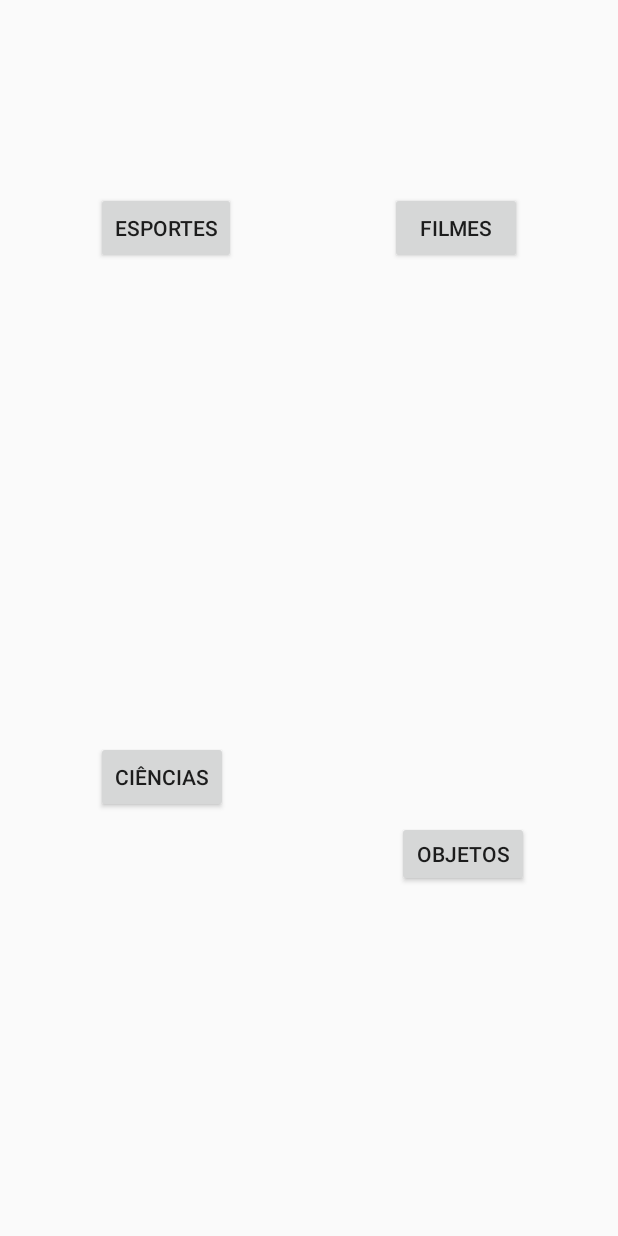
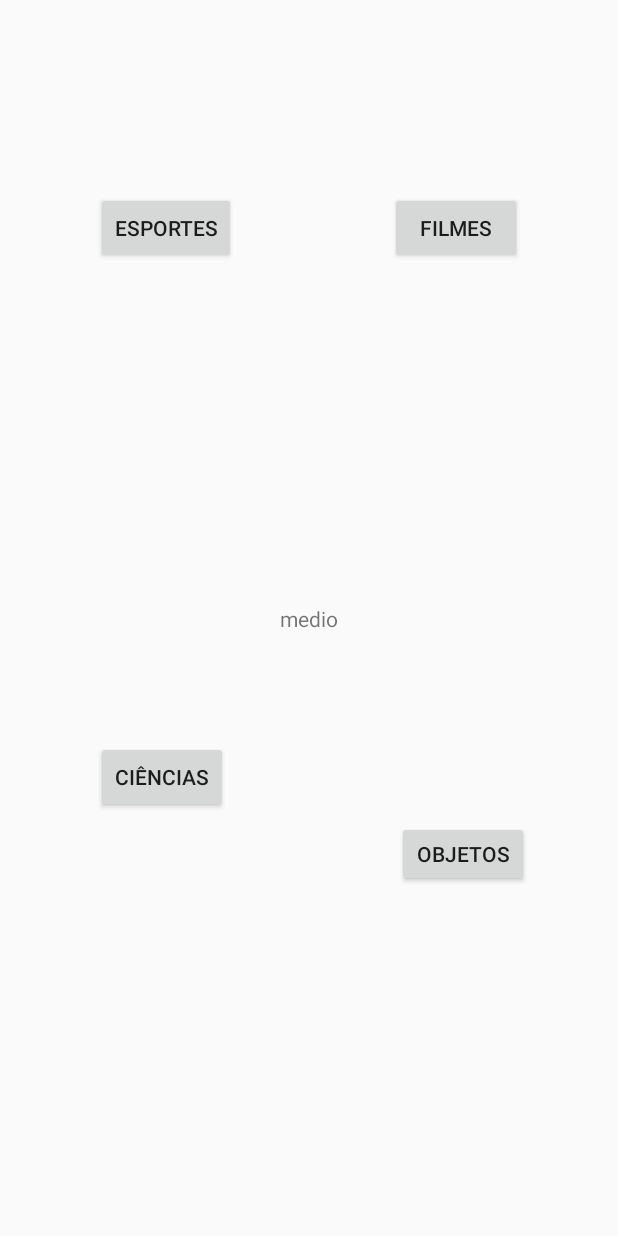
Before and after one commit to jpbp/Forca, an Android app: the screen it shows after launch (TemaActivity), after a tap on "MÉDIO", on a phone screen of 412 x 824 dp. Run offline under Robolectric (Android 15) with nearby library versions, the phone set to English and light mode, and no system bars.

Commit message:
Passagem de dificuldade para activity tema

```diff
--- a/app/src/main/java/com/example/jp/forca/InicioActivity.java
+++ b/app/src/main/java/com/example/jp/forca/InicioActivity.java
@@ -11,7 +11,7 @@ public class InicioActivity extends Activity {
     private Button btnFacil;
     private Button btnMedio;
     private Button btnDificil;
-    private int estado;
+    private String estado;
     @Override
     protected void onCreate(Bundle savedInstanceState) {
         super.onCreate(savedInstanceState);
@@ -20,12 +20,14 @@ public class InicioActivity extends Activity {
         btnFacil=findViewById(R.id.buttonFacil);
         btnMedio=findViewById(R.id.buttonMedio);
         btnDificil=findViewById(R.id.buttonDificil);
+        final Intent intent = new Intent(InicioActivity.this, TemaActivity.class);
 
         btnFacil.setOnClickListener(new View.OnClickListener() {
             @Override
             public void onClick(View v) {
-                estado=1;
-                Intent intent = new Intent(InicioActivity.this, TemaActivity.class);
+                estado="facil";
+
+                intent.putExtra("dificuldade",estado);
                 startActivity(intent);
             }
         });
@@ -33,17 +35,18 @@ public class InicioActivity extends Activity {
         btnMedio.setOnClickListener(new View.OnClickListener() {
             @Override
             public void onClick(View v) {
-                estado=1;
-                Intent intent = new Intent(InicioActivity.this, TemaActivity.class);
+                estado="medio";
+                intent.putExtra("dificuldade",estado);
                 startActivity(intent);
             }
         });
         btnDificil.setOnClickListener(new View.OnClickListener() {
             @Override
             public void onClick(View v) {
-                estado=1;
-                Intent intent = new Intent(InicioActivity.this, TemaActivity.class);
+                estado="dificil";
+                intent.putExtra("dificuldade",estado);
                 startActivity(intent);
+
             }
         });
 
--- a/app/src/main/java/com/example/jp/forca/TemaActivity.java
+++ b/app/src/main/java/com/example/jp/forca/TemaActivity.java
@@ -1,32 +1,66 @@
 package com.example.jp.forca;
 
 import android.app.Activity;
+import android.content.Intent;
 import android.support.v7.app.AppCompatActivity;
 import android.os.Bundle;
 import android.view.View;
 import android.widget.Button;
+import android.widget.TextView;
 
 public class TemaActivity extends Activity {
     private Button btnEsportes;
     private Button btnFilmes;
     private Button btnCiencias;
     private Button btnObjetos;
-
+    private String tema;
+    private TextView t;
     @Override
     protected void onCreate(Bundle savedInstanceState) {
         super.onCreate(savedInstanceState);
         setContentView(R.layout.activity_tema);
-
+        t = findViewById(R.id.textView);
         btnEsportes = findViewById(R.id.buttonEsportes);
         btnFilmes = findViewById(R.id.buttonFilmes);
         btnCiencias = findViewById(R.id.buttonCiencias);
         btnObjetos = findViewById(R.id.buttonObjetos);
+        Bundle extras= getIntent().getExtras();
+        if(extras != null){
+            String aux = extras.getString("dificuldade");
+            t.setText(aux);
 
-
+        }
         btnEsportes.setOnClickListener(new View.OnClickListener() {
             @Override
             public void onClick(View v) {
+                tema = "esportes";
+                Intent intent = new Intent(TemaActivity.this, JogoActivity.class);
+                startActivity(intent);
 
+            }
+        });
+        btnFilmes.setOnClickListener(new View.OnClickListener() {
+            @Override
+            public  void onClick(View v){
+                tema = "filmes";
+                Intent intent = new Intent(TemaActivity.this, JogoActivity.class);
+                startActivity(intent);
+            }
+        });
+        btnCiencias.setOnClickListener(new View.OnClickListener() {
+            @Override
+            public  void onClick(View v){
+                tema = "ciencias";
+                Intent intent = new Intent(TemaActivity.this, JogoActivity.class);
+                startActivity(intent);
+            }
+        });
+        btnObjetos.setOnClickListener(new View.OnClickListener() {
+            @Override
+            public  void onClick(View v){
+                tema = "objetos";
+                Intent intent = new Intent(TemaActivity.this, JogoActivity.class);
+                startActivity(intent);
             }
         });
     }
--- a/app/src/main/res/layout/activity_tema.xml
+++ b/app/src/main/res/layout/activity_tema.xml
@@ -57,4 +57,18 @@
         app:layout_constraintStart_toEndOf="@+id/buttonCiencias"
         app:layout_constraintTop_toBottomOf="@+id/buttonFilmes"
         app:layout_constraintVertical_bias="0.688" />
+
+    <TextView
+        android:id="@+id/textView"
+        android:layout_width="wrap_content"
+        android:layout_height="wrap_content"
+        android:layout_marginStart="8dp"
+        android:layout_marginTop="8dp"
+        android:layout_marginEnd="8dp"
+        android:layout_marginBottom="8dp"
+        android:text="TextView"
+        app:layout_constraintBottom_toBottomOf="parent"
+        app:layout_constraintEnd_toEndOf="parent"
+        app:layout_constraintStart_toStartOf="parent"
+        app:layout_constraintTop_toTopOf="parent" />
 </android.support.constraint.ConstraintLayout>
```
Also changed, not shown: app/src/main/java/com/example/jp/forca/JogoActivity.java (+15 -1 lines), app/src/main/res/layout/activity_jogo.xml (+11 -0 lines).
